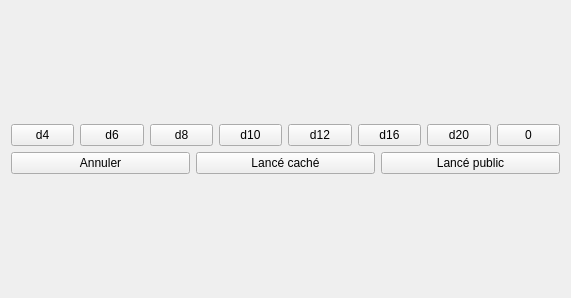
The window that src/DiceMenu.ui (Nepta/nixjdr) describes before a commit, drawn with Qt 5.
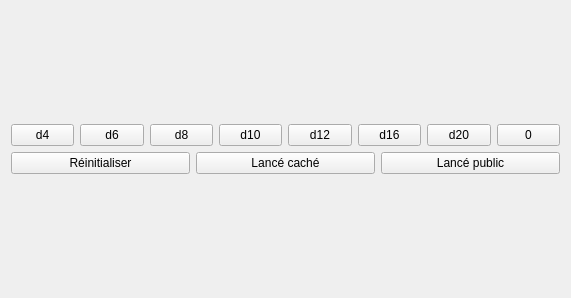
The same window after the commit.

Commit message: fix: private roll

The edit to the form file:
```diff
--- a/src/DiceMenu.ui
+++ b/src/DiceMenu.ui
@@ -165,7 +165,7 @@
               </size>
              </property>
              <property name="text">
-              <string>Annuler</string>
+              <string>Réinitialiser</string>
              </property>
             </widget>
            </item>
```
The commit also changes 1 other file.
